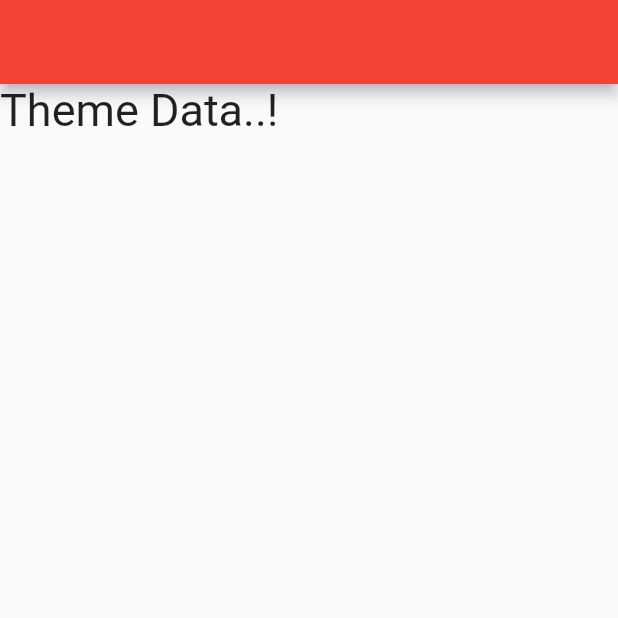
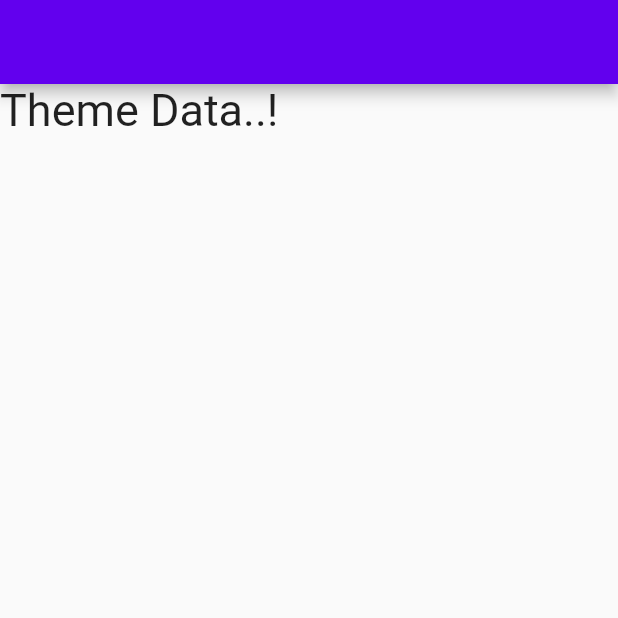
Before and after one commit to sivasai2207/Flutter_to_do_app, a Flutter app: the screen it shows after launch, on a phone screen of 412 x 824 dp, the top half of it. Run offline on Flutter 3.47's test engine with Material 2 defaults, Android fonts, the phone set to English and light mode, and no system bars.

Commit message:
basic theme written

```diff
--- a/lib/UI/home_page.dart
+++ b/lib/UI/home_page.dart
@@ -1,5 +1,5 @@
-// ignore: file_names
 import 'package:flutter/material.dart';
+
 
 class HomePage extends StatefulWidget {
   const HomePage({Key? key}) : super(key: key);
--- a/lib/UI/theme.dart
+++ b/lib/UI/theme.dart
@@ -1,14 +1,53 @@
 // ignore: file_names
 import 'package:flutter/material.dart';
+// import 'package:flutter/services.dart';
+
+const Color blueishClr = Color(0xFF4e5ae8);
+const Color yellowishClr = Color(0xFFFFB746);
+const Color pinkClr = Color(0xFFFF4667);
+const Color purpleClr = Color(0xFFD0D6F6);
+const Color greenClr = Color(0xFF42A393);
+const Color darkPurpleClr = Color(0xFF6C6ACC);
+// const Color darkGreyClr = Color(0xFF060606);
+const Color darkGreyClr = Color(0xFF121212);
+const Color white = Colors.white;
+const primaryClr = blueishClr;
+const Color darkHeaderClr =  Color(0xFF424242);
+
 
 class Themes {
-  static final light = ThemeData(
-    primarySwatch: Colors.red,
-    brightness: Brightness.light,
+  // static const SystemUiOverlayStyle light = SystemUiOverlayStyle(
+  //   systemNavigationBarColor: Color(0xFF4e5ae8),
+  //   systemNavigationBarIconBrightness: Brightness.light,
+  //   statusBarIconBrightness: Brightness.light,
+  //   statusBarBrightness: Brightness.dark,
+  // );
+
+  // static const SystemUiOverlayStyle dark = SystemUiOverlayStyle(
+  //   systemNavigationBarColor: Color(0xFF060606),
+  //   systemNavigationBarIconBrightness: Brightness.light,
+  //   statusBarIconBrightness: Brightness.dark,
+  //   statusBarBrightness: Brightness.light,
+  // );
+
+  // static final light = ThemeData(
+  //   primaryColor: primaryClr,
+  //   brightness: Brightness.light,
+  // );
+
+  // static final dark = ThemeData(
+  //   primaryColor: darkGreyClr,
+  //   brightness: Brightness.dark,
+  // );
+  static final darkTheme = ThemeData(
+    // scaffoldBackgroundColor: Color(0xFF060606),
+    colorScheme: ColorScheme.dark(),
+    primaryColor: darkGreyClr,
   );
+  static final lightTheme = ThemeData(
+    primaryColor: primaryClr,
+    // scaffoldBackgroundColor: Color(0xFFFFFFFF),
+    colorScheme: ColorScheme.light(),
 
-  static final dark = ThemeData(
-    primarySwatch: Colors.yellow,
-    brightness: Brightness.light,
   );
 }
--- a/lib/main.dart
+++ b/lib/main.dart
@@ -1,6 +1,8 @@
 import 'package:flutter/material.dart';
 import 'package:to_do_app/UI/home_page.dart';
 import 'package:to_do_app/UI/theme.dart';
+
+
 
 void main() {
   runApp(const MyApp());
@@ -9,16 +11,24 @@ void main() {
 class MyApp extends StatelessWidget {
   const MyApp({Key? key}) : super(key: key);
 
-  // This widget is the root of your application.
+  // This widget is  the root of your application.
   @override
   Widget build(BuildContext context) {
     return MaterialApp(
       title: 'Flutter Demo',
       debugShowCheckedModeBanner: false,
-      theme: Themes.light,
-      darkTheme: Themes.dark,
-      themeMode: ThemeMode.light,
-      home: HomePage(),
+      //   theme: ThemeData(
+      //     primarySwatch: Colors.red,
+      //   ),
+      // themeMode: ThemeMode.system,
+      // darkTheme: ThemeData(
+      //   primarySwatch: Colors.green,
+      // ),
+      theme: Themes.lightTheme,
+      darkTheme: Themes.darkTheme,
+      themeMode: ThemeMode.system,
+
+    home: HomePage(),
     );
   }
 }
```
